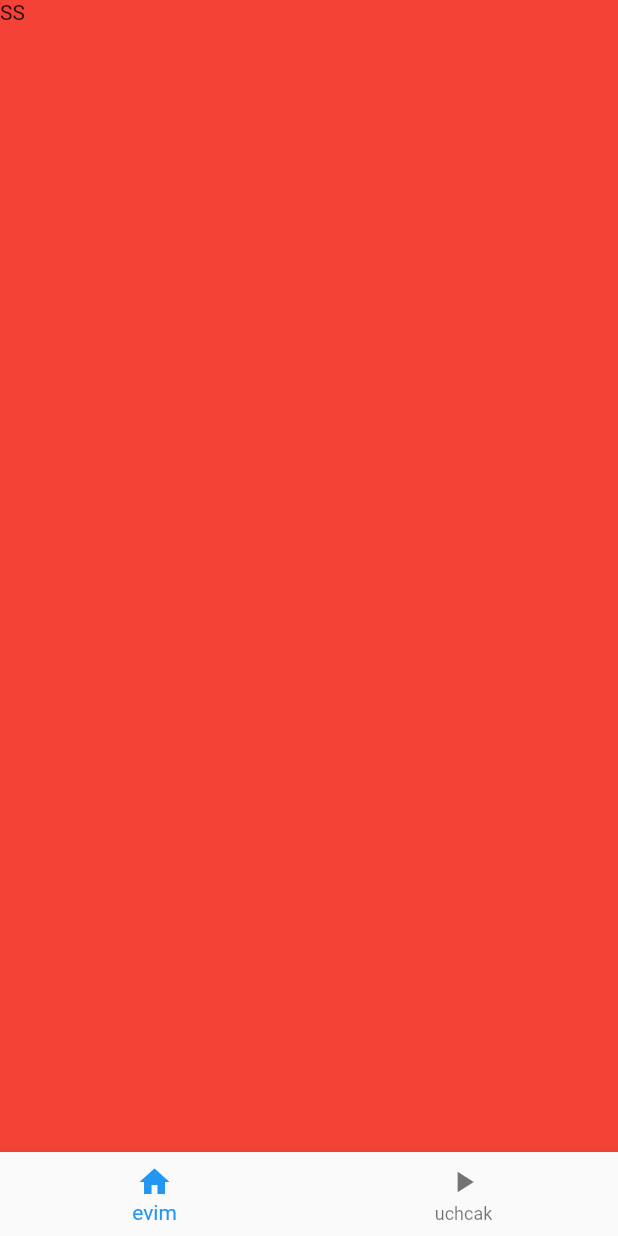
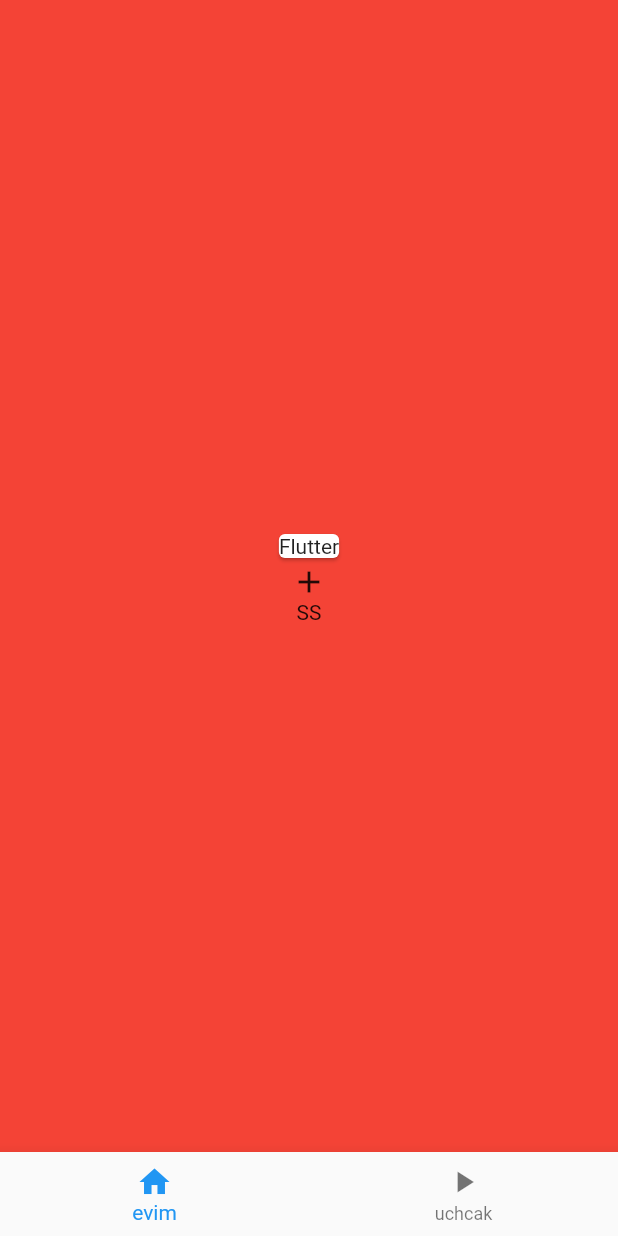
Before and after one commit to nurlanabdyrakhman/code_word, a Flutter app: the ViewContainer screen opened directly, on a phone screen of 412 x 824 dp. Run offline on Flutter 3.47's test engine with Material 2 defaults, Android fonts, the phone set to English and light mode, and no system bars.

Commit message:
Stack ekledim

```diff
--- a/lib/101/view_container.dart
+++ b/lib/101/view_container.dart
@@ -9,7 +9,19 @@
   Widget build(BuildContext context) {
     return Scaffold(
       backgroundColor: Colors.red,
-      body: Text('SS'),
+      body: Center(
+        child: Column(
+          mainAxisAlignment: MainAxisAlignment.center,
+          children: [
+            Card(child: Text('Flutter'),
+            ),
+            Stack(children: [
+              Icon(Icons.add),
+            ],),
+            Text('SS'),
+          ],
+        ),
+      ),
 bottomNavigationBar: BottomNavigationBar(items: [
   BottomNavigationBarItem(icon: Icon(Icons.home),label: 'evim'),
    BottomNavigationBarItem(icon: Icon(Icons.play_arrow),label: 'uchcak'),
--- a/lib/main.dart
+++ b/lib/main.dart
@@ -1,4 +1,5 @@
 
+import 'package:code_word/101/view_container.dart';
 import 'package:code_word/nurlan.dart';
 import 'package:code_word/view/view_page.dart';
 import 'package:flutter/material.dart';
@@ -18,7 +19,7 @@
       theme: ThemeData(
         primarySwatch: Colors.blue,
       ),
-      home: Nurlan(),
+      home: ViewContainer(),
     );
   }
 }
--- a/lib/nurlan.dart
+++ b/lib/nurlan.dart
@@ -25,9 +25,7 @@
               }, ),
 
           ),
-          Row(children: [
-            Icon(Icons.remove,size: 35,)
-          ],)
+
         ],
       ),
 
```
